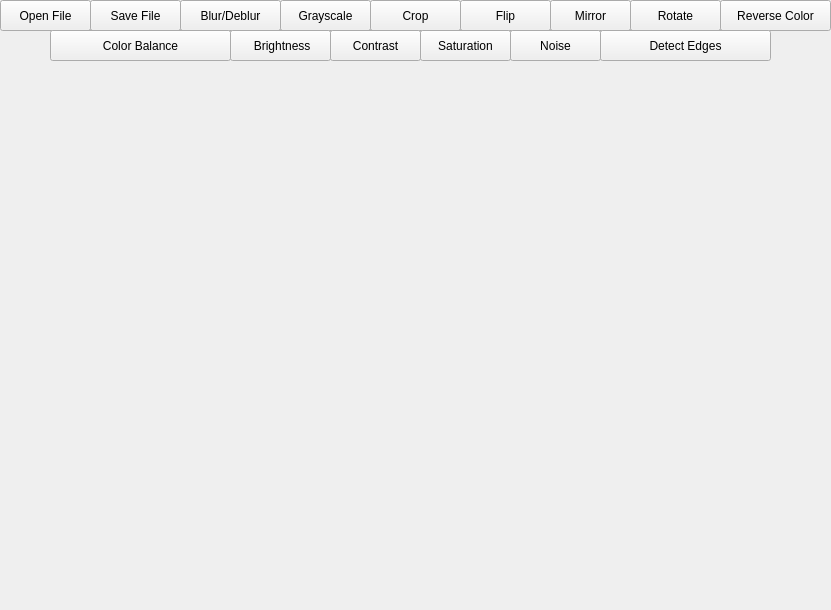
Old version of the form openfile.ui in the repository tunahanpnr/simple-image-editor.
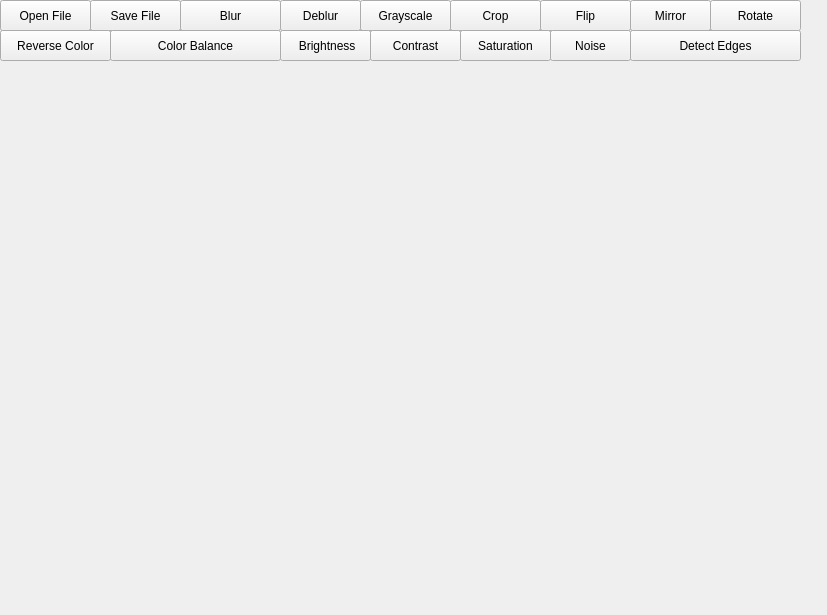
New version of the form.

Commit message: implement blur image

Diff of the .ui file:
```diff
--- a/openfile.ui
+++ b/openfile.ui
@@ -6,8 +6,8 @@
    <rect>
     <x>0</x>
     <y>0</y>
-    <width>831</width>
-    <height>610</height>
+    <width>827</width>
+    <height>615</height>
    </rect>
   </property>
   <property name="contextMenuPolicy">
@@ -20,10 +20,10 @@
    <widget class="QWidget" name="verticalLayoutWidget">
     <property name="geometry">
      <rect>
-      <x>120</x>
+      <x>0</x>
       <y>190</y>
-      <width>631</width>
-      <height>401</height>
+      <width>821</width>
+      <height>421</height>
      </rect>
     </property>
     <layout class="QVBoxLayout" name="verticalLayout">
@@ -72,13 +72,13 @@
      </rect>
     </property>
     <property name="text">
-     <string>Blur/Deblur</string>
+     <string>Blur</string>
     </property>
    </widget>
    <widget class="QPushButton" name="pushButton_4">
     <property name="geometry">
      <rect>
-      <x>280</x>
+      <x>360</x>
       <y>0</y>
       <width>91</width>
       <height>31</height>
@@ -91,7 +91,7 @@
    <widget class="QPushButton" name="pushButton_5">
     <property name="geometry">
      <rect>
-      <x>370</x>
+      <x>450</x>
       <y>0</y>
       <width>91</width>
       <height>31</height>
@@ -104,7 +104,7 @@
    <widget class="QPushButton" name="pushButton_6">
     <property name="geometry">
      <rect>
-      <x>460</x>
+      <x>540</x>
       <y>0</y>
       <width>91</width>
       <height>31</height>
@@ -117,7 +117,7 @@
    <widget class="QPushButton" name="pushButton_7">
     <property name="geometry">
      <rect>
-      <x>550</x>
+      <x>630</x>
       <y>0</y>
       <width>81</width>
       <height>31</height>
@@ -130,7 +130,7 @@
    <widget class="QPushButton" name="pushButton_8">
     <property name="geometry">
      <rect>
-      <x>630</x>
+      <x>710</x>
       <y>0</y>
       <width>91</width>
       <height>31</height>
@@ -143,8 +143,8 @@
    <widget class="QPushButton" name="pushButton_9">
     <property name="geometry">
      <rect>
-      <x>720</x>
-      <y>0</y>
+      <x>0</x>
+      <y>30</y>
       <width>111</width>
       <height>31</height>
      </rect>
@@ -156,9 +156,9 @@
    <widget class="QPushButton" name="pushButton_10">
     <property name="geometry">
      <rect>
-      <x>50</x>
+      <x>110</x>
       <y>30</y>
-      <width>181</width>
+      <width>171</width>
       <height>31</height>
      </rect>
     </property>
@@ -169,9 +169,9 @@
    <widget class="QPushButton" name="pushButton_11">
     <property name="geometry">
      <rect>
-      <x>230</x>
+      <x>280</x>
       <y>30</y>
-      <width>101</width>
+      <width>91</width>
       <height>31</height>
      </rect>
     </property>
@@ -182,7 +182,7 @@
    <widget class="QPushButton" name="pushButton_12">
     <property name="geometry">
      <rect>
-      <x>330</x>
+      <x>370</x>
       <y>30</y>
       <width>91</width>
       <height>31</height>
@@ -195,7 +195,7 @@
    <widget class="QPushButton" name="pushButton_13">
     <property name="geometry">
      <rect>
-      <x>420</x>
+      <x>460</x>
       <y>30</y>
       <width>91</width>
       <height>31</height>
@@ -208,9 +208,9 @@
    <widget class="QPushButton" name="pushButton_14">
     <property name="geometry">
      <rect>
-      <x>510</x>
+      <x>550</x>
       <y>30</y>
-      <width>91</width>
+      <width>81</width>
       <height>31</height>
      </rect>
     </property>
@@ -221,7 +221,7 @@
    <widget class="QPushButton" name="pushButton_15">
     <property name="geometry">
      <rect>
-      <x>600</x>
+      <x>630</x>
       <y>30</y>
       <width>171</width>
       <height>31</height>
@@ -231,6 +231,19 @@
      <string>Detect Edges</string>
     </property>
    </widget>
+   <widget class="QPushButton" name="deblurImgButton">
+    <property name="geometry">
+     <rect>
+      <x>280</x>
+      <y>0</y>
+      <width>81</width>
+      <height>31</height>
+     </rect>
+    </property>
+    <property name="text">
+     <string>Deblur</string>
+    </property>
+   </widget>
   </widget>
  </widget>
  <resources/>
```
Left out of the diff: 30 changed lines with no effect on the pictures. The commit also changes 1 other file.
